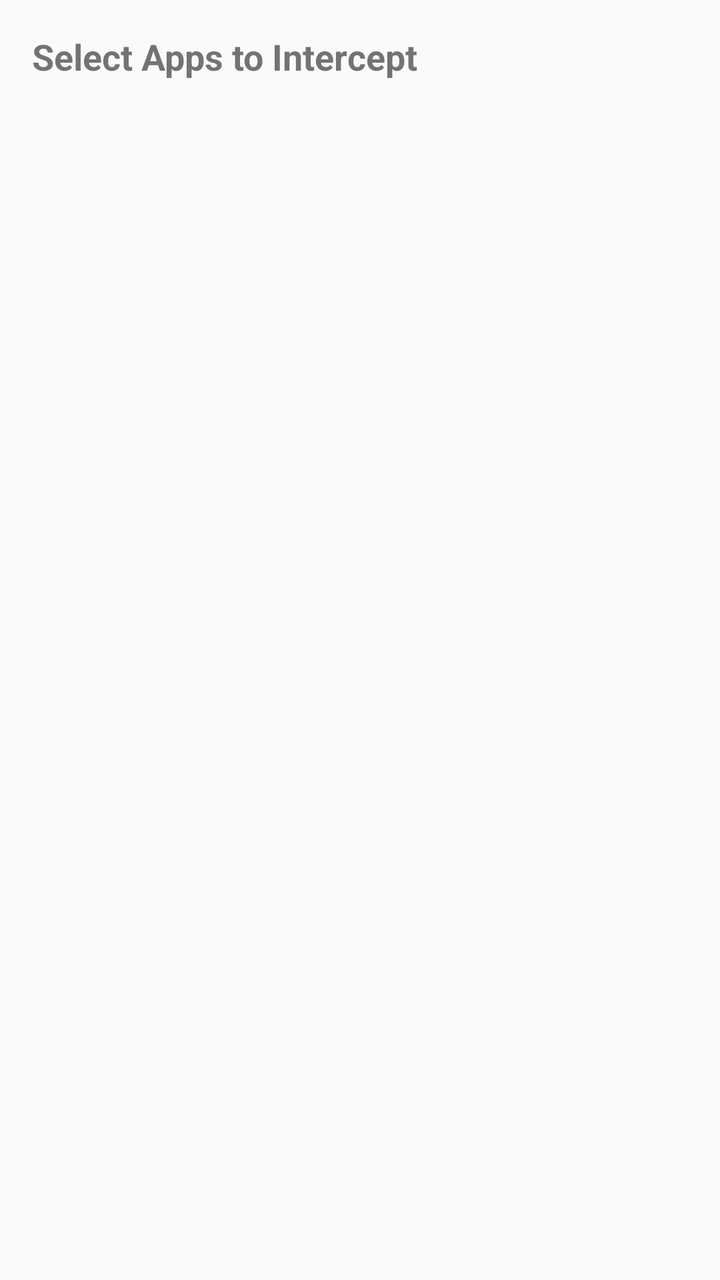
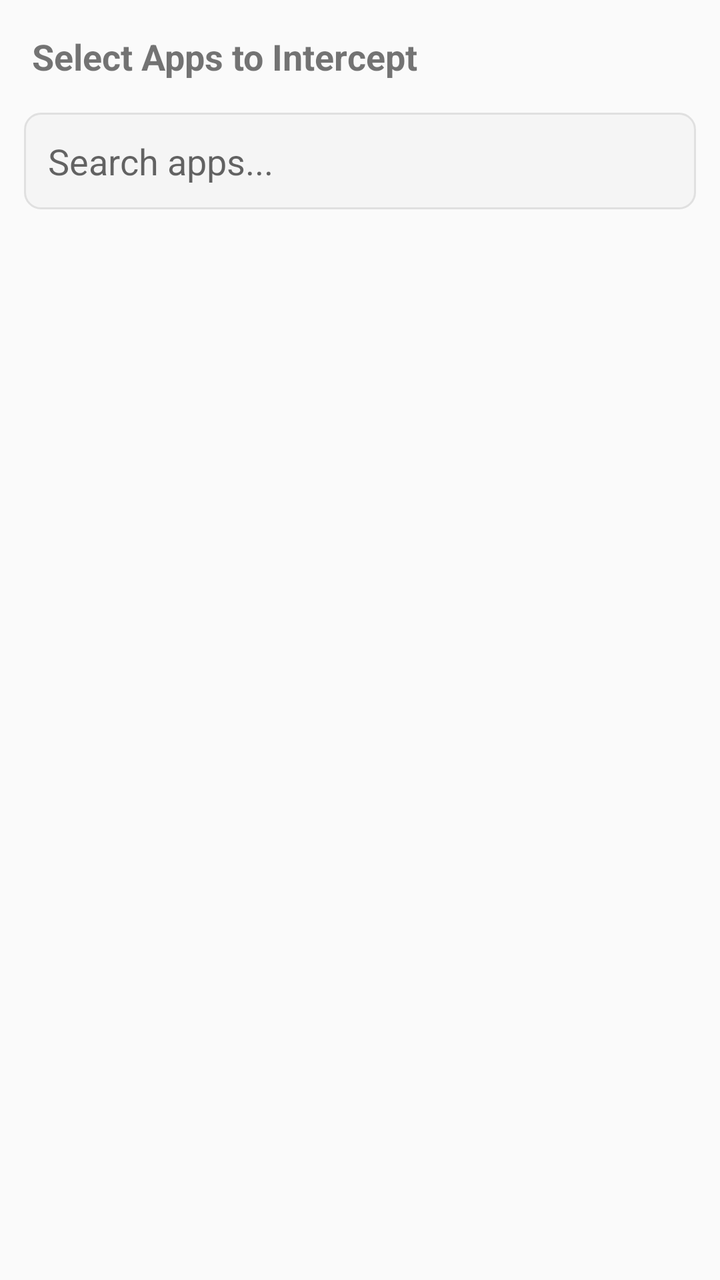

Compare the two renders of this Android layout. The source of the first and the diff that turns it into the second are given below.
<!-- AndroidManifest.xml: application theme AppTheme -->
<!-- res/layout/activity_app_list.xml -->
<?xml version="1.0" encoding="utf-8"?>
<LinearLayout xmlns:android="http://schemas.android.com/apk/res/android"
    android:layout_width="match_parent"
    android:layout_height="match_parent"
    android:orientation="vertical">

    <TextView
        android:layout_width="match_parent"
        android:layout_height="wrap_content"
        android:text="Select Apps to Intercept"
        android:padding="16dp"
        android:textSize="18sp"
        android:textStyle="bold" />

    <ListView
        android:id="@+id/app_list"
        android:layout_width="match_parent"
        android:layout_height="match_parent" />

</LinearLayout>
<!-- resources referenced by this layout -->
<resources>
  <style name="AppTheme" parent="Theme.AppCompat.Light.DarkActionBar">
          <item name="colorPrimary">@color/primary</item>
          <item name="colorPrimaryDark">@color/primary_dark</item>
          <item name="colorAccent">@color/accent</item>
      </style>
  <color name="primary">#2196F3</color>
  <color name="primary_dark">#1976D2</color>
  <color name="accent">#FFC107</color>
</resources>

<!-- the commit's change to res/layout/activity_app_list.xml (unified diff, before → after) -->
@@ -12,6 +12,17 @@
         android:textSize="18sp"
         android:textStyle="bold" />
 
+    <EditText
+        android:id="@+id/search_apps"
+        android:layout_width="match_parent"
+        android:layout_height="wrap_content"
+        android:hint="Search apps..."
+        android:padding="12dp"
+        android:background="@drawable/search_background"
+        android:layout_marginHorizontal="12dp"
+        android:layout_marginBottom="12dp"
+        android:inputType="text" />
+
     <ListView
         android:id="@+id/app_list"
         android:layout_width="match_parent"
<!-- resource entries referenced after the edit -->
@@ -1,5 +1,12 @@
 <!-- resources referenced by this layout -->
 <resources>
+  <!-- drawable search_background (drawable) -->
+  <?xml version="1.0" encoding="utf-8"?>
+  <shape xmlns:android="http://schemas.android.com/apk/res/android">
+      <solid android:color="#F5F5F5" />
+      <corners android:radius="8dp" />
+      <stroke android:color="#E0E0E0" android:width="1dp" />
+  </shape>
   <style name="AppTheme" parent="Theme.AppCompat.Light.DarkActionBar">
           <item name="colorPrimary">@color/primary</item>
           <item name="colorPrimaryDark">@color/primary_dark</item>
